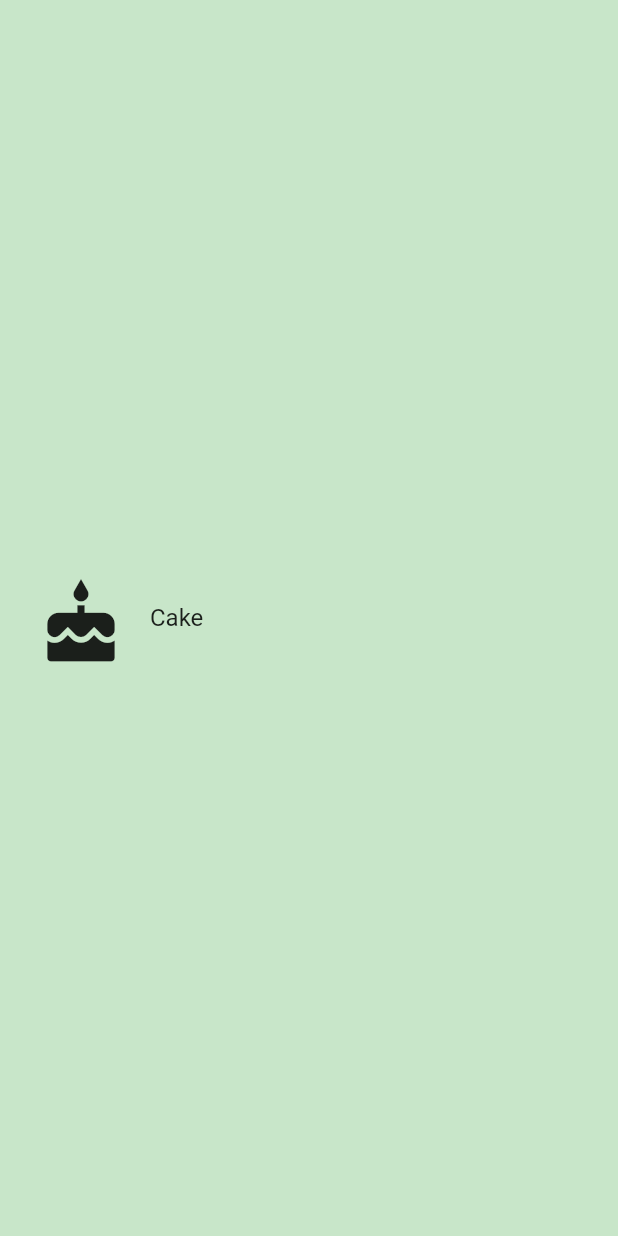
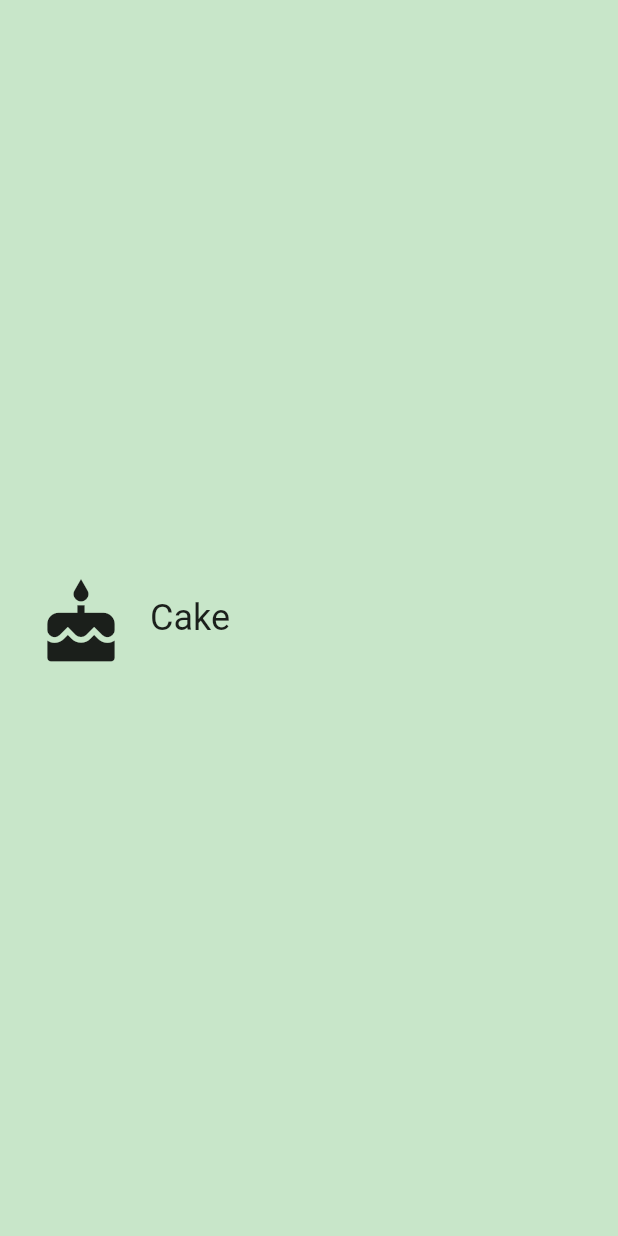
Before and after one commit to t3DDy-choco/flutter-heapstash, a Flutter app: the screen it shows after launch, on a phone screen of 412 x 824 dp. Run offline on Flutter 3.47's test engine with Material 2 defaults, Android fonts, the phone set to English and light mode, and no system bars.

Commit message:
Fixed Textsize
fixed the size of text in out custom widget.

```diff
--- a/task_02_category_widget/lib/category.dart
+++ b/task_02_category_widget/lib/category.dart
@@ -67,7 +67,7 @@ class Category extends StatelessWidget {
                   child: Text(
                     name,
                     textAlign: TextAlign.center,
-                    style: TextStyle(fontSize: 16.0),
+                    style: TextStyle(fontSize: 24.0),
                   ),
                 ),
               ],
```
